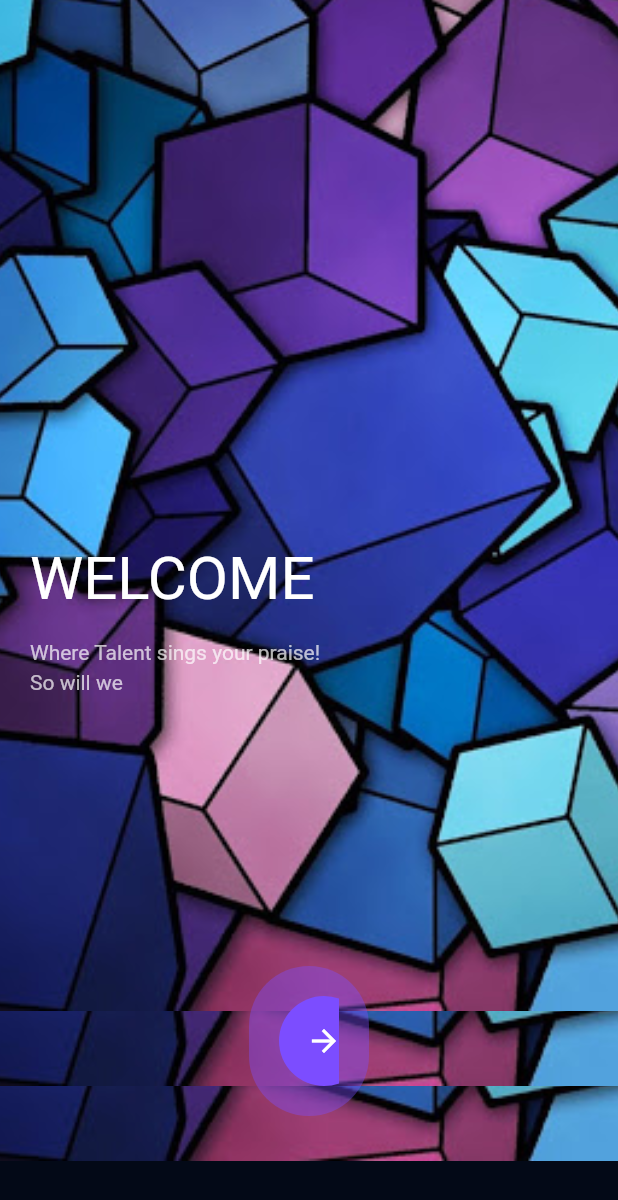
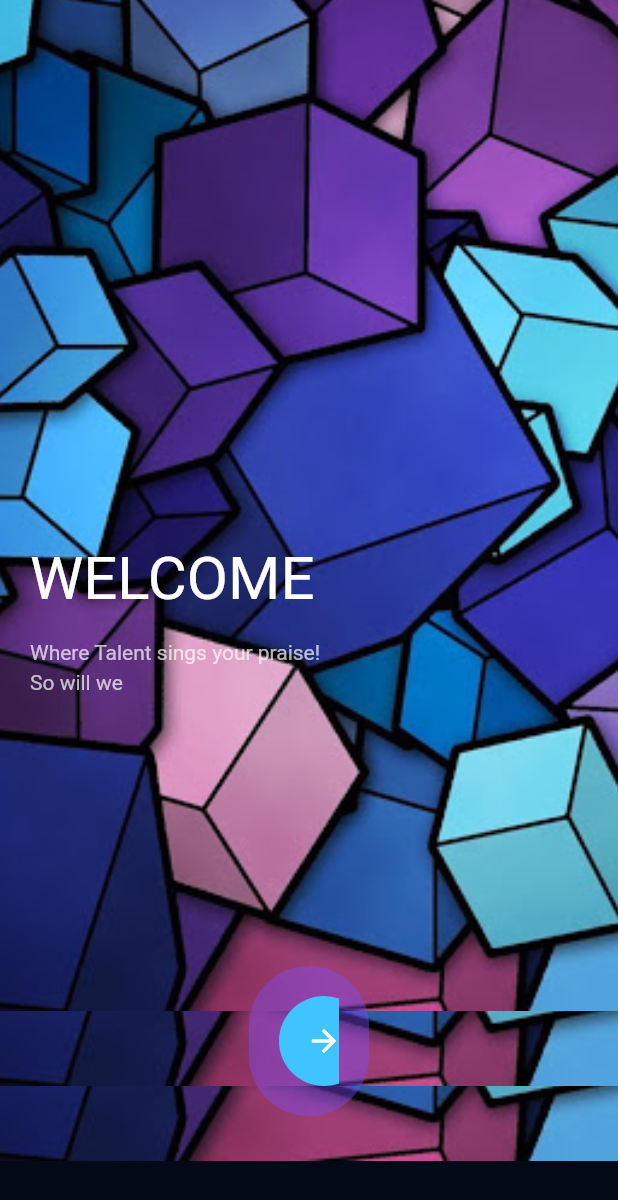
Before and after one commit to The-virgo-noid/talenthunt, a Flutter app: the screen it shows after launch, on a phone screen of 412 x 824 dp. Shown: the top 1200 px of the screen. Run offline on Flutter 3.47's test engine with Material 2 defaults, Android fonts, the phone set to English and light mode, and no system bars; our stand-ins replace bottom_navy_bar, page_transition, simple_animations.

Commit message:
Update main.dart

```diff
--- a/lib/main.dart
+++ b/lib/main.dart
@@ -197,7 +197,7 @@ class _WelcomepageState extends State<Welcomepage> with TickerProviderStateMixin
                                               width: 60, height: 60,
                                               decoration: BoxDecoration(
                                               shape: BoxShape.circle,
-                                               color: Colors.deepPurpleAccent
+                                               color: Colors.lightBlueAccent
                                               ),
                                                child: hideIcon == false? Icon(Icons.arrow_forward, color: Colors.white,) : Container(),
                                           )
```
